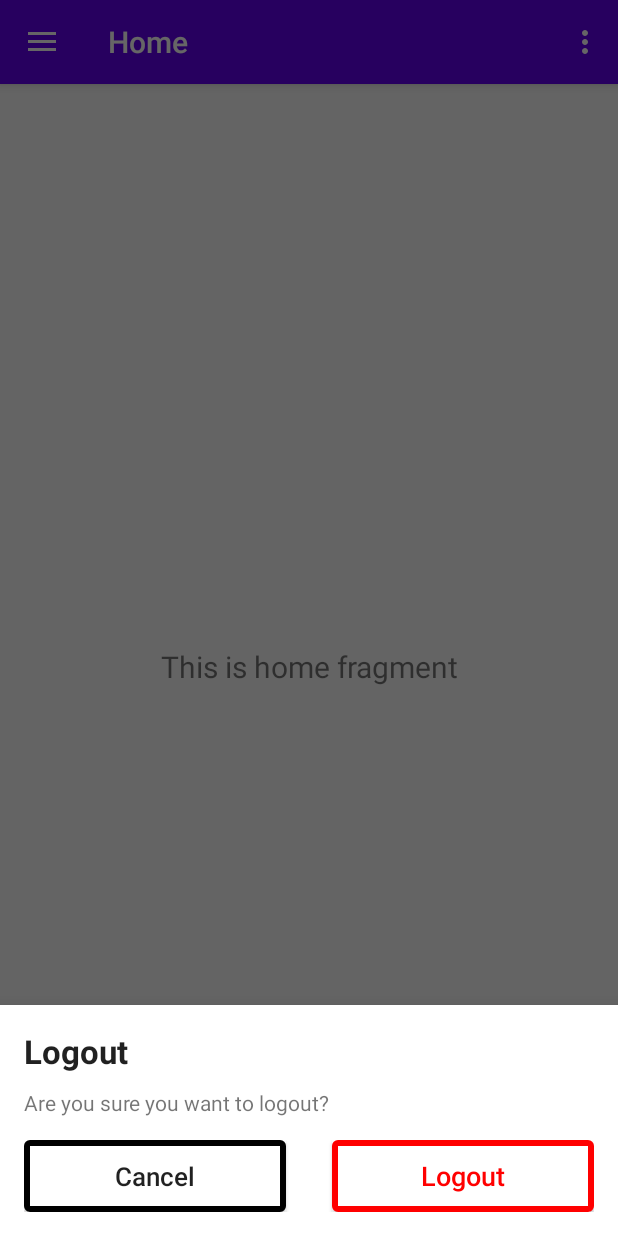
After one commit to shashwat-agarwal/Ecommerce, an Android app: the fragment bottomSheetDialog placed in its activity, on a phone screen of 412 x 824 dp. The commit adds this screen. Run offline under Robolectric (Android 15) with nearby library versions, the phone set to English and light mode, and no system bars; our stand-ins replace Firebase (no records; nobody signed in at launch, a user with empty details on screens opened directly), navigation-ui.

Commit message:
bottom sheet added

```diff
--- a/app/src/main/java/agarwal/shashwat/ecommerce/ProductActivity.java
+++ b/app/src/main/java/agarwal/shashwat/ecommerce/ProductActivity.java
@@ -21,7 +21,7 @@ import androidx.drawerlayout.widget.DrawerLayout;
 import androidx.appcompat.app.AppCompatActivity;
 import androidx.appcompat.widget.Toolbar;
 
-public class ProductActivity extends AppCompatActivity {
+public class ProductActivity extends AppCompatActivity implements bottomSheetDialog.bottomSheetListener {
 
     private AppBarConfiguration mAppBarConfiguration;
 
@@ -45,7 +45,9 @@ public class ProductActivity extends AppCompatActivity {
         navigationView.getMenu().findItem(R.id.logout).setOnMenuItemClickListener(new MenuItem.OnMenuItemClickListener() {
             @Override
             public boolean onMenuItemClick(MenuItem menuItem) {
-                ProductActivity.this.logout();
+                bottomSheetDialog bottomSheetDialog=new bottomSheetDialog();
+                bottomSheetDialog.show(getSupportFragmentManager(),"exampleBottomSheet");
+
                 return true;
             }
         });
@@ -60,13 +62,7 @@ public class ProductActivity extends AppCompatActivity {
         NavigationUI.setupWithNavController(navigationView, navController);
     }
 
-    private void logout() {
-        Toast.makeText(this, "Logout Successful", Toast.LENGTH_SHORT).show();
-        FirebaseAuth.getInstance().signOut();
-        Intent intent=new Intent(getApplicationContext(),MainActivity.class);
-        intent.setFlags(Intent.FLAG_ACTIVITY_NEW_TASK | Intent.FLAG_ACTIVITY_CLEAR_TASK);
-        startActivity(intent);
-    }
+
 
     @Override
     public boolean onCreateOptionsMenu(Menu menu) {
@@ -82,4 +78,14 @@ public class ProductActivity extends AppCompatActivity {
                 || super.onSupportNavigateUp();
     }
 
+    @Override
+    public void onButtonClicked() {
+        //logout
+
+        Toast.makeText(this, "Logout Successful", Toast.LENGTH_SHORT).show();
+        FirebaseAuth.getInstance().signOut();
+        Intent intent=new Intent(getApplicationContext(),MainActivity.class);
+        intent.setFlags(Intent.FLAG_ACTIVITY_NEW_TASK | Intent.FLAG_ACTIVITY_CLEAR_TASK);
+        startActivity(intent);
+    }
 }
--- /dev/null
+++ b/app/src/main/java/agarwal/shashwat/ecommerce/bottomSheetDialog.java
@@ -0,0 +1,58 @@
+package agarwal.shashwat.ecommerce;
+
+import android.content.Context;
+import android.os.Bundle;
+import android.view.LayoutInflater;
+import android.view.View;
+import android.view.ViewGroup;
+import android.widget.Button;
+
+import androidx.annotation.NonNull;
+import androidx.annotation.Nullable;
+
+import com.google.android.material.bottomsheet.BottomSheetDialogFragment;
+
+public class bottomSheetDialog extends BottomSheetDialogFragment {
+
+    private bottomSheetListener mListener;
+
+    @Nullable
+    @Override
+    public View onCreateView(@NonNull LayoutInflater inflater, @Nullable ViewGroup container, @Nullable Bundle savedInstanceState) {
+        View v = inflater.inflate(R.layout.bottom_sheet_layout, container, false);
+
+        v.findViewById(R.id.cancel).setOnClickListener(new View.OnClickListener() {
+            @Override
+            public void onClick(View view) {
+                dismiss();
+            }
+        });
+
+        Button logout = v.findViewById(R.id.Logout_button);
+        logout.setOnClickListener(new View.OnClickListener() {
+            @Override
+            public void onClick(View view) {
+                mListener.onButtonClicked();
+                dismiss();
+            }
+        });
+
+        return v;
+    }
+
+    public interface bottomSheetListener {
+        void onButtonClicked();
+    }
+
+    @Override
+    public void onAttach(@NonNull Context context) {
+        super.onAttach(context);
+
+        try {
+            mListener = (bottomSheetListener) context;
+        } catch (ClassCastException e) {
+            throw new ClassCastException(context.toString()
+                    + " must implent Bottom Sheet Listener");
+        }
+    }
+}
--- /dev/null
+++ b/app/src/main/res/drawable/cancelbutton.xml
@@ -0,0 +1,20 @@
+<?xml version="1.0" encoding="utf-8"?>
+<shape xmlns:android="http://schemas.android.com/apk/res/android" android:shape="rectangle" >
+    <corners
+        android:radius="2dp"
+        />
+    <solid
+        android:color="#ffffff"
+        />
+    <padding
+        android:left="0dp"
+        android:top="0dp"
+        android:right="0dp"
+        android:bottom="0dp"
+        />
+
+    <stroke
+        android:width="4dp"
+        android:color="#000"
+        />
+</shape>
--- /dev/null
+++ b/app/src/main/res/drawable/logoutbutton.xml
@@ -0,0 +1,20 @@
+<?xml version="1.0" encoding="utf-8"?>
+<shape xmlns:android="http://schemas.android.com/apk/res/android" android:shape="rectangle" >
+    <corners
+        android:radius="2dp"
+        />
+    <solid
+        android:color="#ffffff"
+        />
+    <padding
+        android:left="0dp"
+        android:top="0dp"
+        android:right="0dp"
+        android:bottom="0dp"
+        />
+
+    <stroke
+        android:width="4dp"
+        android:color="#FF0000"
+        />
+</shape>
--- /dev/null
+++ b/app/src/main/res/layout/bottom_sheet_layout.xml
@@ -0,0 +1,55 @@
+<?xml version="1.0" encoding="utf-8"?>
+<LinearLayout xmlns:android="http://schemas.android.com/apk/res/android"
+    android:layout_width="match_parent"
+    android:layout_height="match_parent"
+    android:orientation="vertical"
+    android:padding="16dp">
+
+    <TextView
+        android:layout_width="wrap_content"
+        android:layout_height="wrap_content"
+        android:layout_marginBottom="10dp"
+        android:text="Logout"
+        android:textAppearance="@style/TextAppearance.AppCompat.Large"
+        android:textStyle="bold" />
+
+    <TextView
+        android:layout_width="wrap_content"
+        android:layout_height="wrap_content"
+        android:layout_marginBottom="15dp"
+        android:text="Are you sure you want to logout?" />
+
+
+    <LinearLayout
+        android:layout_width="match_parent"
+        android:layout_height="match_parent"
+        android:gravity="center_vertical"
+        android:orientation="horizontal">
+
+
+        <Button
+            android:id="@+id/cancel"
+            android:layout_width="wrap_content"
+            android:layout_height="wrap_content"
+            android:layout_marginRight="15dp"
+            android:layout_weight="1"
+            android:background="@drawable/cancelbutton"
+            android:text="Cancel"
+            android:textAllCaps="false"
+            android:textSize="17sp" />
+
+        <Button
+            android:id="@+id/Logout_button"
+            android:layout_width="wrap_content"
+            android:layout_height="wrap_content"
+            android:layout_marginLeft="15dp"
+            android:layout_weight="1"
+            android:textColor="#ff0000"
+            android:background="@drawable/logoutbutton"
+            android:text="Logout"
+            android:textAllCaps="false"
+            android:textSize="18sp" />
+
+    </LinearLayout>
+
+</LinearLayout>
```
